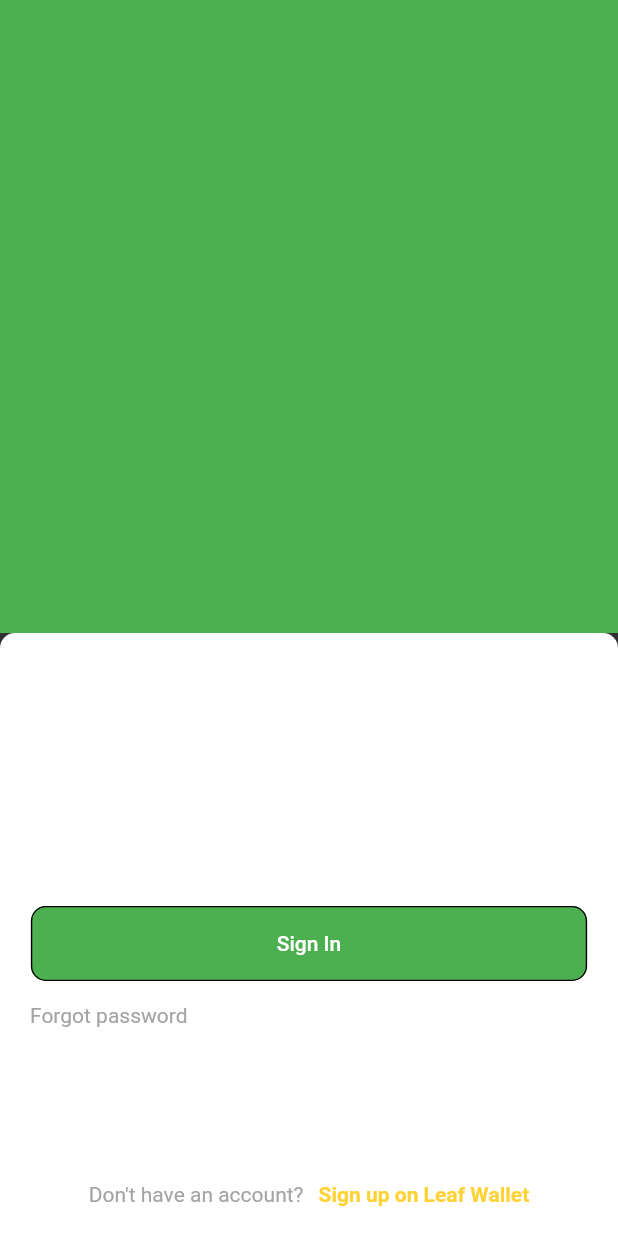
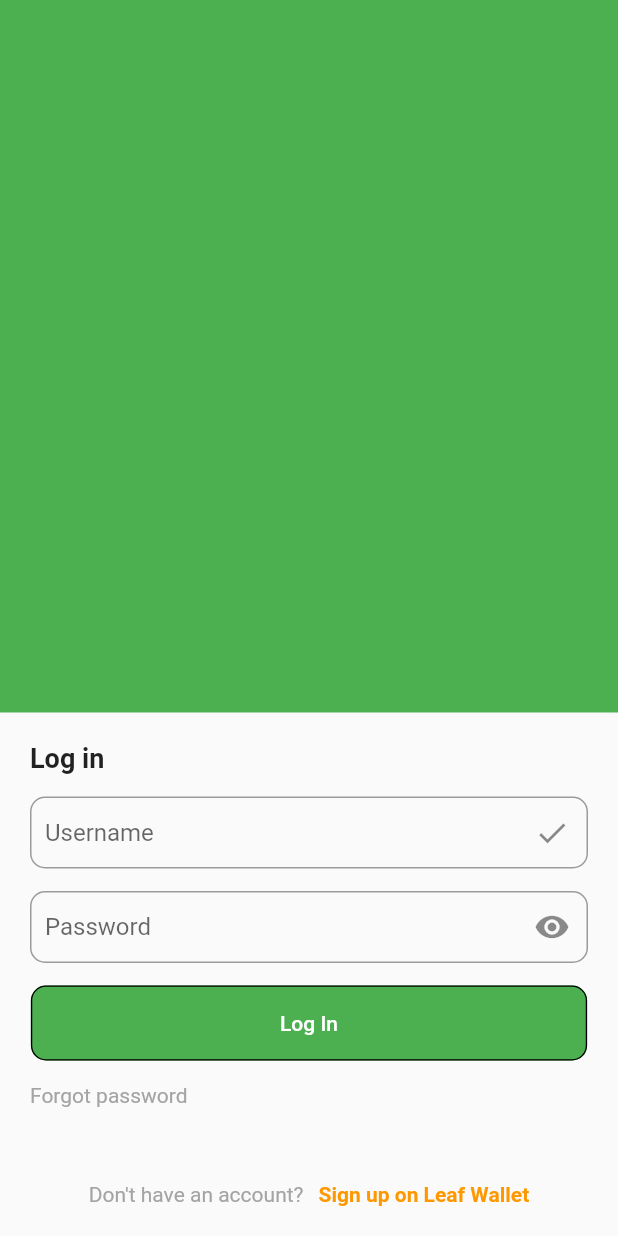
Before and after one commit to coretech/leaf_loan_app, a Flutter app: the LoginScreen screen opened by its route, on a phone screen of 412 x 824 dp. Run offline on Flutter 3.47's test engine with Material 2 defaults, Android fonts, the phone set to English and light mode, and no system bars; our stand-ins replace firebase_core, flutter_bloc, get_it, hive_flutter, intro_slider, permission_handler; accounts and stored records are empty; statements that could not run were skipped.

Commit message:
feat: placeholder login screen implemented

```diff
--- a/lib/app.dart
+++ b/lib/app.dart
@@ -33,7 +33,7 @@
           secondary: Colors.orange.withGreen(210).withBlue(55),
         ),
       ),
-      themeMode: ThemeMode.dark,
+      themeMode: ThemeMode.light,
     );
   }
 }
--- a/lib/core/presentation/screens/splash_screen.dart
+++ b/lib/core/presentation/screens/splash_screen.dart
@@ -1,6 +1,7 @@
 import 'package:flutter/material.dart';
 import 'package:flutter_bloc/flutter_bloc.dart';
 import 'package:loan_app/core/core.dart';
+import 'package:loan_app/features/authentication/authentication.dart';
 import 'package:loan_app/features/onboarding/onboarding.dart';
 
 class SplashScreen extends StatefulWidget {
@@ -33,7 +34,7 @@
       listener: (context, state) {
         if (state.onboardingSeen) {
           Navigator.of(context).pushReplacementNamed(
-            MainScreen.routeName,
+            LoginScreen.routeName,
           );
         } else {
           Navigator.of(context).pushReplacementNamed(
--- a/lib/features/authentication/presentation/screens/login_screen.dart
+++ b/lib/features/authentication/presentation/screens/login_screen.dart
@@ -1,4 +1,5 @@
 import 'package:flutter/material.dart';
+import 'package:loan_app/features/authentication/authentication.dart';
 
 class LoginScreen extends StatefulWidget {
   static const String routeName = '/login';
@@ -26,7 +27,6 @@
             topLeft: Radius.circular(10),
             topRight: Radius.circular(10),
           ),
-          color: Colors.white,
         ),
         width: double.infinity,
         child: Padding(
@@ -44,14 +44,14 @@
                 key: _formKey,
                 child: Column(
                   children: [
-                    TextField(hintText: 'Email'),
+                    AuthTextField(hintText: 'Username'),
                     sizedBoxFifteen,
-                    TextField(hintText: 'Password'),
+                    AuthTextField(hintText: 'Password'),
                     sizedBoxFifteen,
                     TextButton(
                         onPressed: () {},
                         child: Text(
-                          'Sign In',
+                          'Log In',
                           style: TextStyle(color: Colors.white),
                         ),
                         style: TextButton.styleFrom(
@@ -74,7 +74,7 @@
                 style: TextStyle(color: Color(0xFFA4A4A4)),
               ),
               SizedBox(
-                height: MediaQuery.of(context).size.height / 8,
+                height: 50,
               ),
               Row(
                 mainAxisAlignment: MainAxisAlignment.center,
@@ -105,35 +105,3 @@
 Widget get sizedBoxFifteen => SizedBox(
       height: 15,
     );
-
-class TextField extends StatelessWidget {
-  final String hintText;
-  final int? maxlines;
-  final validator, onsaved;
-
-  const TextField(
-      {required this.hintText, this.validator, this.onsaved, this.maxlines});
-  @override
-  Widget build(BuildContext context) {
-    return TextFormField(
-      validator: validator,
-      onSaved: onsaved,
-      keyboardType:
-          hintText == 'Email' ? TextInputType.emailAddress : TextInputType.text,
-      obscureText: hintText == 'Password',
-      maxLines: maxlines ?? 1,
-      decoration: InputDecoration(
-          suffixIcon: hintText == "Email"
-              ? Icon(Icons.check)
-              : Icon(Icons.remove_red_eye),
-          hintText: hintText,
-          border: OutlineInputBorder(
-              borderRadius: BorderRadius.circular(10),
-              borderSide: BorderSide(width: 0.0)),
-          focusedBorder: OutlineInputBorder(
-              borderSide: BorderSide(color: Color(0xFF0120F1), width: 0.7)),
-          contentPadding: EdgeInsets.symmetric(
-              horizontal: 10, vertical: maxlines != null ? 10 : 0)),
-    );
-  }
-}
--- /dev/null
+++ b/lib/features/authentication/presentation/widgets/auth_text_field.dart
@@ -0,0 +1,34 @@
+import 'package:flutter/material.dart';
+
+class AuthTextField extends StatelessWidget {
+  final String hintText;
+  final int? maxlines;
+  final validator, onsaved;
+
+  const AuthTextField(
+      {required this.hintText, this.validator, this.onsaved, this.maxlines});
+  @override
+  Widget build(BuildContext context) {
+    return TextFormField(
+      validator: validator,
+      onSaved: onsaved,
+      keyboardType: hintText == 'Username'
+          ? TextInputType.emailAddress
+          : TextInputType.text,
+      obscureText: hintText == 'Password',
+      maxLines: maxlines ?? 1,
+      decoration: InputDecoration(
+          suffixIcon: hintText == "Username"
+              ? Icon(Icons.check)
+              : Icon(Icons.remove_red_eye),
+          hintText: hintText,
+          border: OutlineInputBorder(
+              borderRadius: BorderRadius.circular(10),
+              borderSide: BorderSide(width: 0.0)),
+          focusedBorder: OutlineInputBorder(
+              borderSide: BorderSide(color: Color(0xFF0120F1), width: 0.7)),
+          contentPadding: EdgeInsets.symmetric(
+              horizontal: 10, vertical: maxlines != null ? 10 : 0)),
+    );
+  }
+}
--- a/lib/features/authentication/presentation/widgets/widgets.dart
+++ b/lib/features/authentication/presentation/widgets/widgets.dart
@@ -0,0 +1 @@
+export 'auth_text_field.dart';
--- a/lib/features/loan_application/presentation/screens/new_loan_application_screen.dart
+++ b/lib/features/loan_application/presentation/screens/new_loan_application_screen.dart
@@ -14,7 +14,6 @@
 
 class _NewLoanApplicationState extends State<NewLoanApplication> {
   String _currentCurrency = 'KES';
-  String? _currentReason;
 
   DateTime dueDate = DateTime.now().add(Duration(days: Random().nextInt(75)));
 
```
